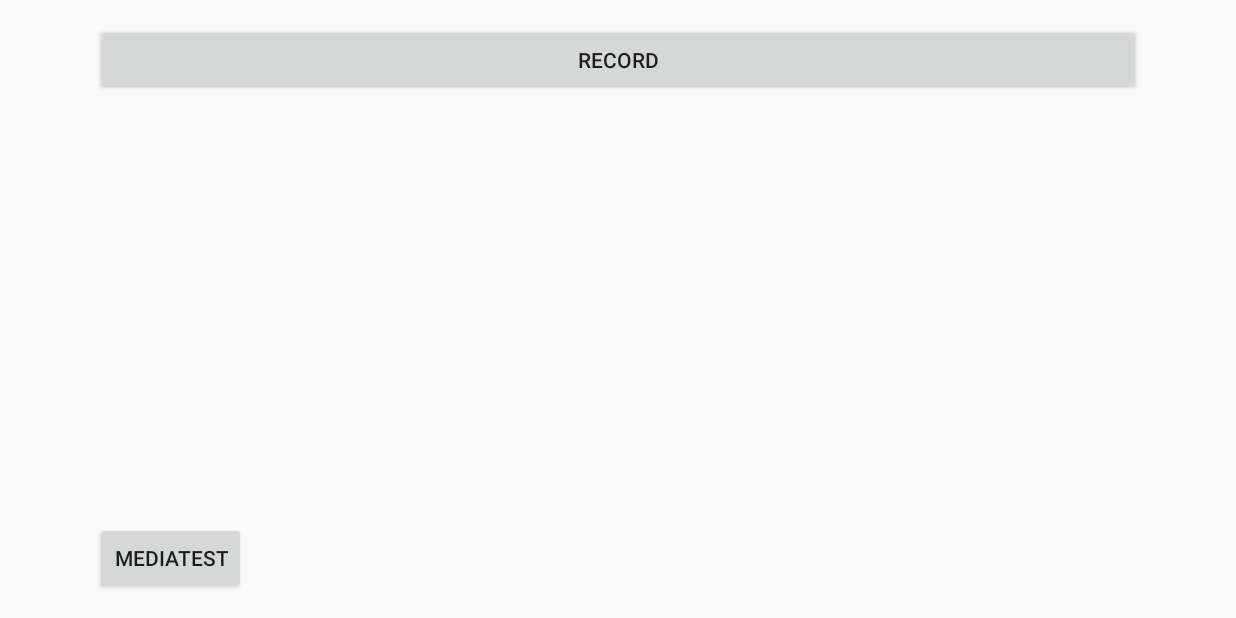
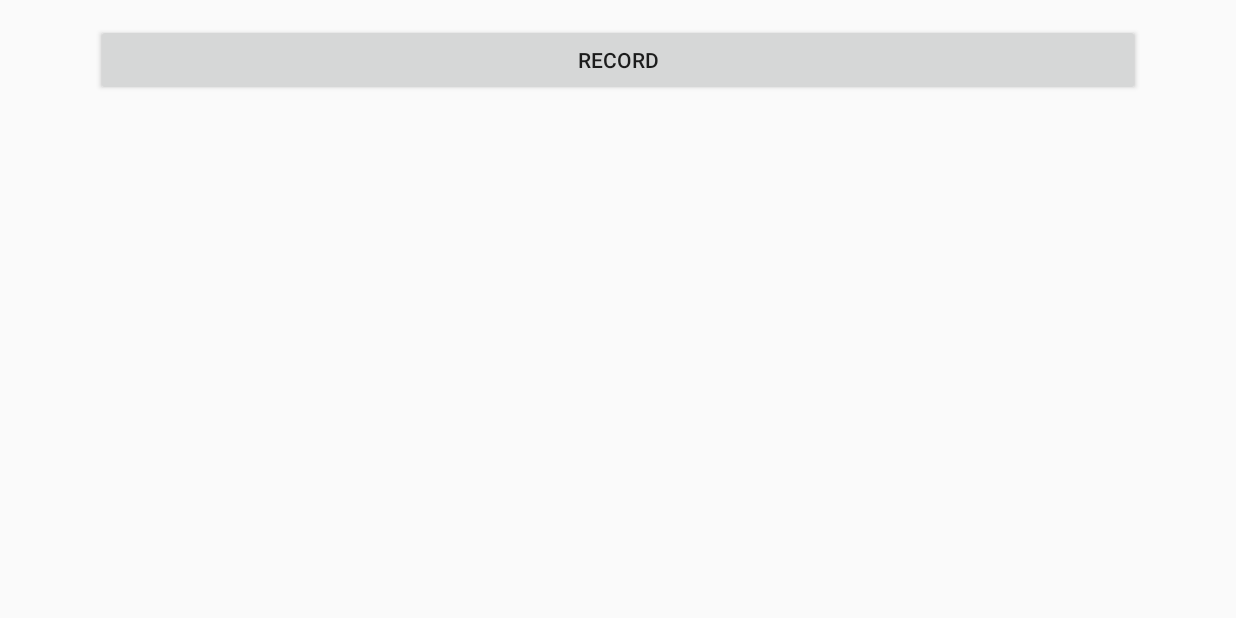
Before and after one commit to rnijveld/psysperience, an Android app: the screen it shows after launch (MainMenuActivity), on a phone screen of 824 x 412 dp (held sideways). Run offline under Robolectric (Android 15) with nearby library versions, the phone set to English and light mode, and no system bars.

Commit message:
Some small fixes

```diff
--- a/app/src/main/java/nl/droptables/psysperience/app/MainMenuActivity.java
+++ b/app/src/main/java/nl/droptables/psysperience/app/MainMenuActivity.java
@@ -48,4 +48,9 @@ public class MainMenuActivity extends CardboardActivity {
         Intent intent = new Intent(this, GpuImageActivity.class);
         startActivity(intent);
     }
+
+    public void openRecordActivity(View view) {
+        Intent intent = new Intent(this, GpuImageActivity.class);
+        startActivity(intent);
+    }
 }
--- a/app/src/main/res/layout/activity_main_menu.xml
+++ b/app/src/main/res/layout/activity_main_menu.xml
@@ -9,10 +9,4 @@
                 tools:context=".MainMenuActivity">
 
     <Button android:layout_width="match_parent" android:layout_height="wrap_content" android:text="Record" android:onClick="openRecordActivity"/>
-    <Button
-            android:layout_width="wrap_content"
-            android:layout_height="wrap_content"
-            android:text="mediatest"
-            android:id="@+id/media_test_button" android:layout_alignParentBottom="true" android:layout_alignParentStart="true" android:onClick="goToMediaActivity" />
-
 </RelativeLayout>
```
Also changed, not shown: app/src/main/java/nl/droptables/psysperience/app/GpuImageActivity.java (+1 -19 lines).
